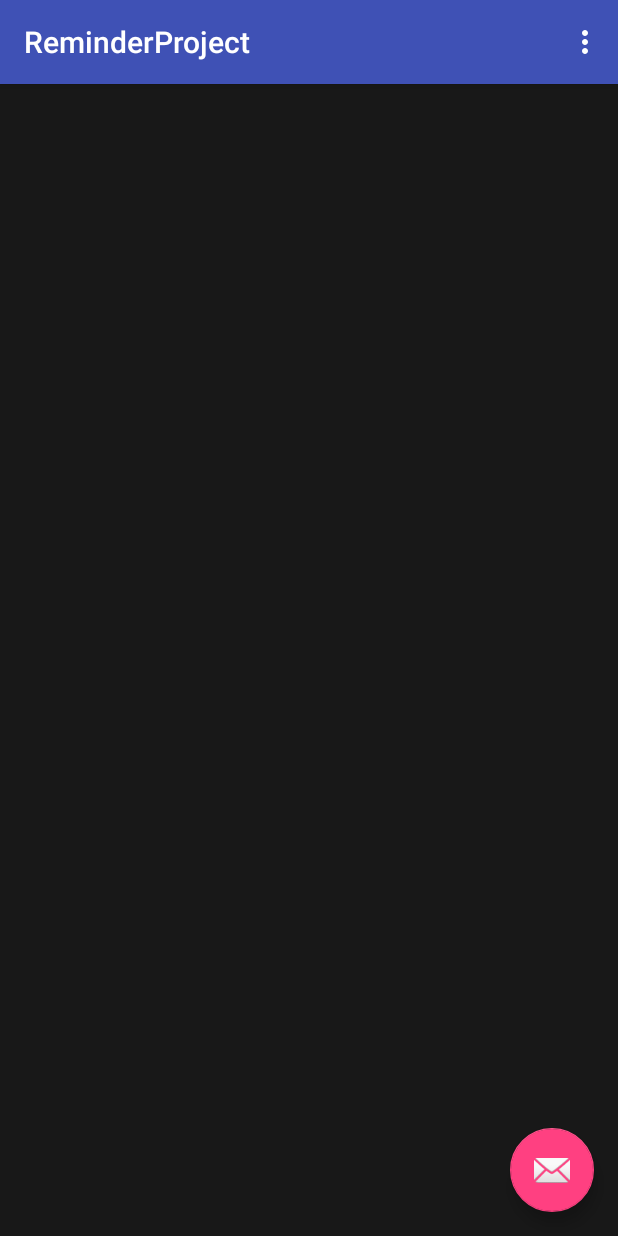
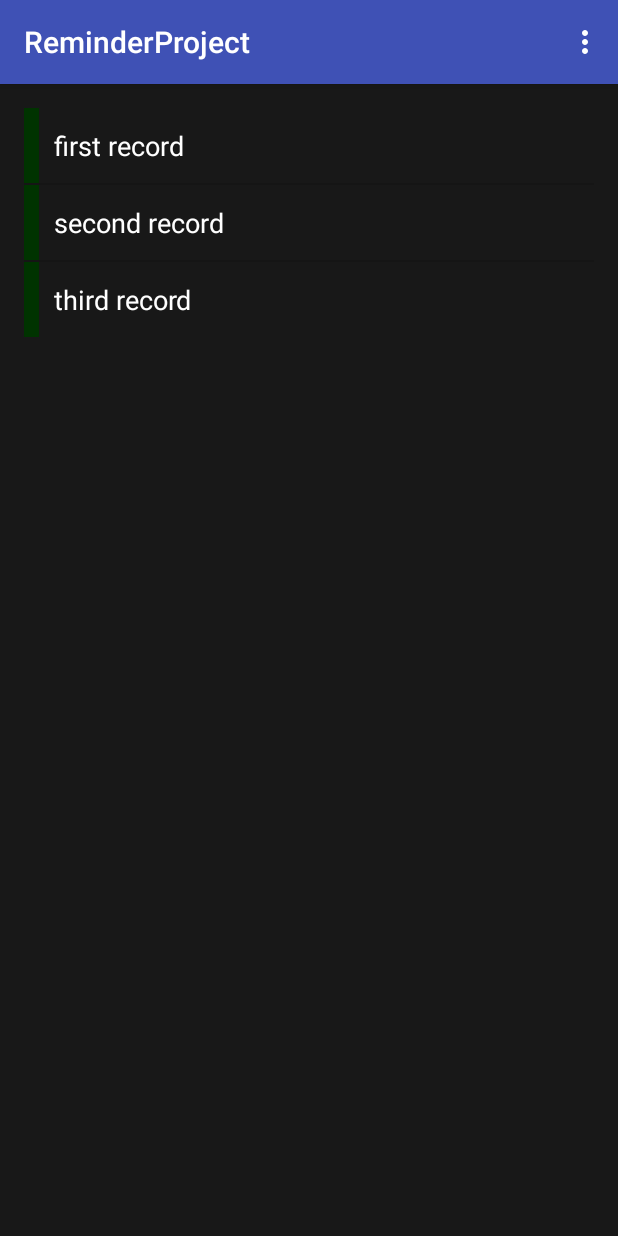
Before and after one commit to gurpalrattu/ReminderProject, an Android app: the screen it shows after launch (ReminderActivity), on a phone screen of 412 x 824 dp. Run offline under Robolectric (Android 15) with nearby library versions, the phone set to English and light mode, and no system bars; 2 statements that could not run were skipped.

```diff
--- a/app/src/main/java/com/example/raju/reminderproject/ReminderActivity.java
+++ b/app/src/main/java/com/example/raju/reminderproject/ReminderActivity.java
@@ -8,8 +8,12 @@ import android.support.v7.widget.Toolbar;
 import android.view.View;
 import android.view.Menu;
 import android.view.MenuItem;
+import android.widget.ArrayAdapter;
+import android.widget.ListView;
 
 public class ReminderActivity extends AppCompatActivity {
+
+    private ListView mListView;
 
     @Override
     protected void onCreate(Bundle savedInstanceState) {
@@ -17,6 +21,14 @@ public class ReminderActivity extends AppCompatActivity {
         setContentView(R.layout.activity_reminder);
         Toolbar toolbar = (Toolbar) findViewById(R.id.toolbar);
         setSupportActionBar(toolbar);
+        mListView = (ListView) findViewById(R.id.reminders_list_view);
+        ArrayAdapter<String> arrayAdapter = new ArrayAdapter<>(
+                this,
+                R.layout.reminders_row,
+                R.id.row_text,
+                new String[]{"first record", "second record", "third record"});
+
+        mListView.setAdapter(arrayAdapter);
 
         FloatingActionButton fab = (FloatingActionButton) findViewById(R.id.fab);
         fab.setOnClickListener(new View.OnClickListener() {
--- a/app/src/main/res/layout/activity_reminder.xml
+++ b/app/src/main/res/layout/activity_reminder.xml
@@ -15,11 +15,7 @@
 
     </android.support.design.widget.AppBarLayout>
 
-    <include layout="@layout/content_reminder" />
-
-    <android.support.design.widget.FloatingActionButton android:id="@+id/fab"
-        android:layout_width="wrap_content" android:layout_height="wrap_content"
-        android:layout_gravity="bottom|end" android:layout_margin="@dimen/fab_margin"
-        android:src="@android:drawable/ic_dialog_email" />
+    <include layout="@layout/content_reminder"
+        />
 
 </android.support.design.widget.CoordinatorLayout>
--- a/app/src/main/res/layout/content_reminder.xml
+++ b/app/src/main/res/layout/content_reminder.xml
@@ -8,12 +8,14 @@
     android:paddingBottom="@dimen/activity_vertical_margin"
     app:layout_behavior="@string/appbar_scrolling_view_behavior"
     tools:showIn="@layout/activity_reminder" tools:context=".ReminderActivity"
-    android:background="@color/dark_grey">
+    android:background="@color/dark_grey"
+    >
 
     <ListView
         android:layout_width="match_parent"
         android:layout_height="wrap_content"
         android:id="@+id/reminders_list_view"
         android:layout_alignParentTop="true"
-        android:layout_centerHorizontal="true" />
+        android:layout_centerHorizontal="true"
+        tools:listitem="@layout/reminders_row"/>
 </RelativeLayout>
--- /dev/null
+++ b/app/src/main/res/layout/reminders_row.xml
@@ -0,0 +1,47 @@
+<?xml version="1.0" encoding="utf-8"?>
+<LinearLayout xmlns:android="http://schemas.android.com/apk/res/android"
+    android:layout_width="match_parent"
+    android:layout_height="50dp"
+    android:orientation="vertical"
+    android:background="@color/dark_grey">
+
+    <LinearLayout
+        android:orientation="horizontal"
+        android:layout_width="match_parent"
+        android:layout_height="wrap_content"
+        android:layout_gravity="center_horizontal">
+
+        <view
+            android:layout_width="10dp"
+            android:layout_height="match_parent"
+            class="android.view.View"
+            android:id="@+id/row_tab"
+            android:background="@color/green"/>
+
+        <TextView
+            android:layout_width="match_parent"
+            android:layout_height="50dp"
+            android:textAppearance="?android:attr/textAppearanceLarge"
+            android:text="Reminder Text"
+            android:id="@+id/row_text"
+            android:textSize="18sp"
+            android:textColor="@color/white"
+            android:gravity="center_vertical"
+            android:padding="10dp"
+            android:ellipsize="end"
+            android:maxLines="1"/>
+    </LinearLayout>
+
+    <view
+        class="android.view.View"
+        android:layout_width="fill_parent"
+        android:layout_height="1dp"
+        android:background="#000"/>
+
+    <view
+        class="android.view.View"
+        android:layout_width="fill_parent"
+        android:layout_height="1dp"
+        android:background="#333"/>
+
+</LinearLayout>
--- a/app/src/main/res/values/colors.xml
+++ b/app/src/main/res/values/colors.xml
@@ -4,4 +4,6 @@
     <color name="colorPrimaryDark">#303F9F</color>
     <color name="colorAccent">#FF4081</color>
     <color name="dark_grey">#181818</color>
+    <color name="white">#ffffff</color>
+    <color name="green">#003300</color>
 </resources>
```
